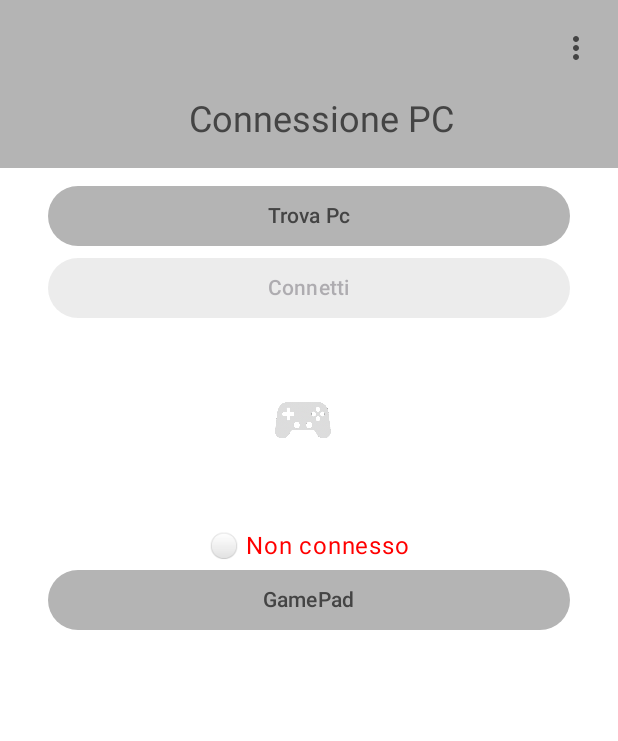
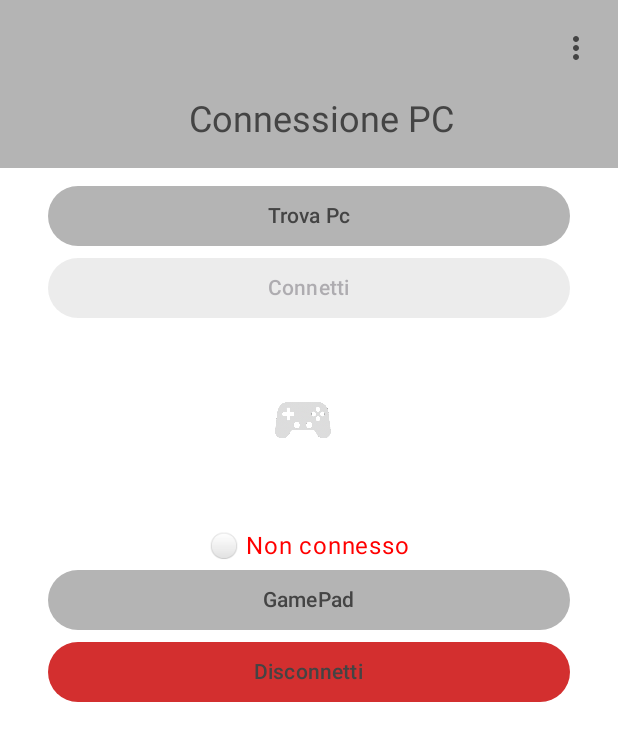
Before and after one commit to AlexSbri/VirtualGamePadAppKotlin, an Android app built with Jetpack Compose: the screen it shows after launch (MainActivity), on a phone screen of 412 x 824 dp. Shown: the top 741 px of the screen. Run offline under Robolectric (Android 15) with nearby library versions, the phone set to English and light mode, and no system bars; our stand-ins replace livedata-compose.

Commit message:
feat: aggiunto button disconnect

```diff
--- a/app/src/main/java/com/example/gamepadtcpudp/ui/components/CustomButton.kt
+++ b/app/src/main/java/com/example/gamepadtcpudp/ui/components/CustomButton.kt
@@ -65,3 +65,17 @@ fun ButtonToGamePad(onClick: () -> Unit){
         Text("GamePad")
     }
 }
+
+@Composable
+fun ButtonDisconect(onClick: () -> Unit){
+    Button(
+        onClick=onClick,
+        modifier = Modifier.fillMaxWidth(),
+        colors = ButtonDefaults.buttonColors(
+            containerColor = MaterialTheme.colorScheme.error,
+            contentColor = MaterialTheme.colorScheme.onSurface
+        )
+    ) {
+        Text("Disconnetti")
+    }
+}
--- a/app/src/main/java/com/example/gamepadtcpudp/ui/screen/ConnectionScreen.kt
+++ b/app/src/main/java/com/example/gamepadtcpudp/ui/screen/ConnectionScreen.kt
@@ -65,6 +65,7 @@ import kotlinx.coroutines.launch
 import java.nio.file.WatchEvent
 import com.example.gamepadtcpudp.R
 import com.example.gamepadtcpudp.tcpudp.UdpDiscoverResult
+import com.example.gamepadtcpudp.ui.components.ButtonDisconect
 
 
 @Composable
@@ -125,6 +126,7 @@ fun ConnectionScreenView(navController: NavHostController,tcpConnectionviewModel
             ButtonToGamePad {
                 navController.navigate("GamePad")
             }
+            ButtonDisconect { tcpConnectionviewModel.disconnectPc()}
 
         }
     }
--- a/app/src/main/java/com/example/gamepadtcpudp/viewmodel/TcpConnectionViewModel.kt
+++ b/app/src/main/java/com/example/gamepadtcpudp/viewmodel/TcpConnectionViewModel.kt
@@ -39,4 +39,9 @@ class TcpConnectionViewModel : ViewModel() {
             }.await()
         }
     }
+    fun disconnectPc(){
+        viewModelScope.launch {
+            _isConnected.value = tcpConnection.closeSocket()
+        }
+    }
 }
```
Also changed, not shown: app/src/main/java/com/example/gamepadtcpudp/tcpudp/TcpConnection.kt (+9 -3 lines).
